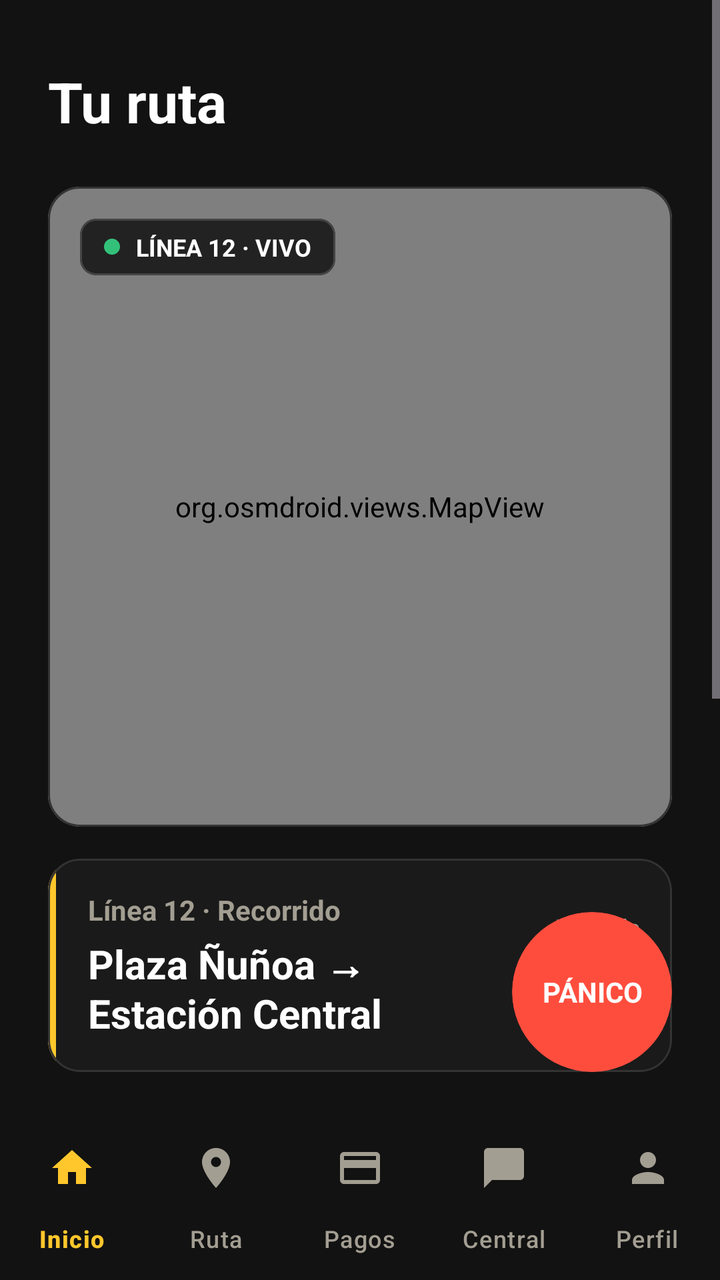
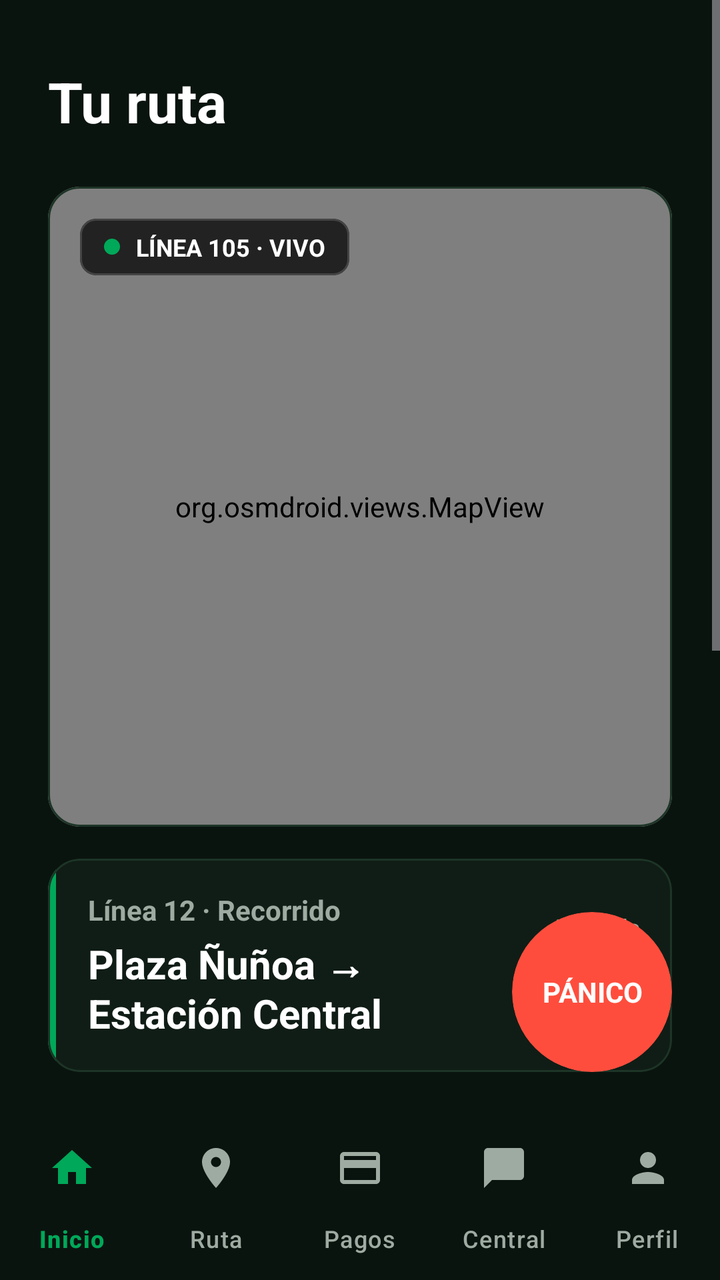

Two renders of the same Android screen: before a commit and after it. Below are the layout's source before the change and the commit's diff.
<!-- AndroidManifest.xml: application theme Theme.Colectivos -->
<!-- res/layout/activity_route.xml -->
<?xml version="1.0" encoding="utf-8"?>
<androidx.constraintlayout.widget.ConstraintLayout xmlns:android="http://schemas.android.com/apk/res/android"
    xmlns:app="http://schemas.android.com/apk/res-auto"
    xmlns:tools="http://schemas.android.com/tools"
    android:layout_width="match_parent"
    android:layout_height="match_parent"
    android:background="@color/bg_dark">

    <ScrollView
        android:layout_width="match_parent"
        android:layout_height="0dp"
        app:layout_constraintTop_toTopOf="parent"
        app:layout_constraintBottom_toTopOf="@id/bottom_nav"
        android:fillViewport="true">

        <LinearLayout
            android:layout_width="match_parent"
            android:layout_height="wrap_content"
            android:orientation="vertical"
            android:paddingHorizontal="24dp"
            android:paddingTop="32dp"
            android:paddingBottom="24dp">

            <TextView
                android:layout_width="wrap_content"
                android:layout_height="wrap_content"
                android:text="Tu ruta"
                android:textColor="@color/text_primary"
                android:textSize="28sp"
                android:textStyle="bold" />

            
            <com.google.android.material.card.MaterialCardView
                android:layout_width="match_parent"
                android:layout_height="320dp"
                android:layout_marginTop="24dp"
                app:cardBackgroundColor="@color/card_bg"
                app:cardCornerRadius="16dp"
                app:strokeColor="@color/card_border"
                app:strokeWidth="1dp">

                <FrameLayout
                    android:layout_width="match_parent"
                    android:layout_height="match_parent">

                    <org.osmdroid.views.MapView
                        android:id="@+id/map_view"
                        android:layout_width="match_parent"
                        android:layout_height="match_parent" />

                    
                    <com.google.android.material.card.MaterialCardView
                        android:layout_width="wrap_content"
                        android:layout_height="wrap_content"
                        android:layout_margin="16dp"
                        app:cardBackgroundColor="#222222"
                        app:cardCornerRadius="8dp"
                        app:strokeWidth="1dp"
                        app:strokeColor="#444444"
                        android:layout_gravity="top|start">
                        <LinearLayout
                            android:layout_width="wrap_content"
                            android:layout_height="wrap_content"
                            android:paddingHorizontal="12dp"
                            android:paddingVertical="6dp"
                            android:gravity="center_vertical"
                            android:orientation="horizontal">
                            <View
                                android:layout_width="8dp"
                                android:layout_height="8dp"
                                android:background="@drawable/ic_dot_green"
                                android:layout_marginEnd="8dp"/>
                            <TextView
                                android:layout_width="wrap_content"
                                android:layout_height="wrap_content"
                                android:text="LÍNEA 12 · VIVO"
                                android:textColor="@color/text_primary"
                                android:textSize="12sp"
                                android:textStyle="bold" />
                        </LinearLayout>
                    </com.google.android.material.card.MaterialCardView>
                </FrameLayout>
            </com.google.android.material.card.MaterialCardView>

            
            <com.google.android.material.card.MaterialCardView
                android:layout_width="match_parent"
                android:layout_height="wrap_content"
                android:layout_marginTop="16dp"
                app:cardBackgroundColor="@color/card_bg"
                app:cardCornerRadius="16dp"
                app:strokeColor="@color/card_border"
                app:strokeWidth="1dp">

                <androidx.constraintlayout.widget.ConstraintLayout
                    android:layout_width="match_parent"
                    android:layout_height="wrap_content">

                    <View
                        android:id="@+id/border_route"
                        android:layout_width="4dp"
                        android:layout_height="0dp"
                        android:background="@color/brand_yellow"
                        app:layout_constraintTop_toTopOf="parent"
                        app:layout_constraintBottom_toBottomOf="parent"
                        app:layout_constraintStart_toStartOf="parent" />

                    <TextView
                        android:id="@+id/tv_route_label"
                        android:layout_width="wrap_content"
                        android:layout_height="wrap_content"
                        android:text="Línea 12 · Recorrido"
                        android:textColor="@color/text_secondary"
                        android:textSize="14sp"
                        android:textStyle="bold"
                        android:layout_marginStart="16dp"
                        android:layout_marginTop="16dp"
                        app:layout_constraintTop_toTopOf="parent"
                        app:layout_constraintStart_toEndOf="@id/border_route" />

                    <TextView
                        android:id="@+id/tv_route_name"
                        android:layout_width="0dp"
                        android:layout_height="wrap_content"
                        android:text="Plaza Ñuñoa → Estación Central"
                        android:textColor="@color/text_primary"
                        android:textSize="20sp"
                        android:textStyle="bold"
                        android:layout_marginStart="16dp"
                        android:layout_marginTop="4dp"
                        android:layout_marginEnd="16dp"
                        android:layout_marginBottom="16dp"
                        app:layout_constraintTop_toBottomOf="@id/tv_route_label"
                        app:layout_constraintBottom_toBottomOf="parent"
                        app:layout_constraintStart_toEndOf="@id/border_route"
                        app:layout_constraintEnd_toStartOf="@id/ll_eta" />

                    <LinearLayout
                        android:id="@+id/ll_eta"
                        android:layout_width="wrap_content"
                        android:layout_height="wrap_content"
                        android:orientation="vertical"
                        android:gravity="end"
                        android:layout_marginEnd="16dp"
                        app:layout_constraintTop_toTopOf="parent"
                        app:layout_constraintBottom_toBottomOf="parent"
                        app:layout_constraintEnd_toEndOf="parent">

                        <TextView
                            android:layout_width="wrap_content"
                            android:layout_height="wrap_content"
                            android:text="Llegada\nest."
                            android:textColor="@color/text_secondary"
                            android:textSize="12sp"
                            android:gravity="end"
                            android:textStyle="bold" />
                        <TextView
                            android:layout_width="wrap_content"
                            android:layout_height="wrap_content"
                            android:text="6 min"
                            android:textColor="@color/text_primary"
                            android:textSize="18sp"
                            android:textStyle="bold" />
                    </LinearLayout>
                </androidx.constraintlayout.widget.ConstraintLayout>
            </com.google.android.material.card.MaterialCardView>

            <TextView
                android:layout_width="wrap_content"
                android:layout_height="wrap_content"
                android:text="Paradas del recorrido"
                android:textColor="@color/text_secondary"
                android:textSize="14sp"
                android:textStyle="bold"
                android:layout_marginTop="24dp" />

            
            <LinearLayout
                android:layout_width="match_parent"
                android:layout_height="wrap_content"
                android:orientation="horizontal"
                android:layout_marginTop="16dp"
                android:gravity="center_vertical">

                <TextView
                    android:layout_width="32dp"
                    android:layout_height="32dp"
                    android:background="@drawable/bg_circle_gray"
                    android:text="1"
                    android:textColor="@color/text_secondary"
                    android:gravity="center"
                    android:textStyle="bold" />

                <LinearLayout
                    android:layout_width="match_parent"
                    android:layout_height="wrap_content"
                    android:orientation="vertical"
                    android:layout_marginStart="16dp">
                    <TextView
                        android:layout_width="wrap_content"
                        android:layout_height="wrap_content"
                        android:text="Plaza Ñuñoa"
                        android:textColor="@color/text_primary"
                        android:textSize="16sp"
                        android:textStyle="bold" />
                    <TextView
                        android:layout_width="wrap_content"
                        android:layout_height="wrap_content"
                        android:text="Salida registrada · 09:12"
                        android:textColor="@color/text_secondary"
                        android:textSize="14sp" />
                </LinearLayout>
            </LinearLayout>

            <View
                android:layout_width="match_parent"
                android:layout_height="1dp"
                android:background="@color/card_border"
                android:layout_marginTop="16dp" />

            
            <LinearLayout
                android:layout_width="match_parent"
                android:layout_height="wrap_content"
                android:orientation="horizontal"
                android:layout_marginTop="16dp"
                android:gravity="center_vertical">

                <TextView
                    android:layout_width="32dp"
                    android:layout_height="32dp"
                    android:background="@drawable/bg_circle_gray"
                    android:text="2"
                    android:textColor="@color/text_secondary"
                    android:gravity="center"
                    android:textStyle="bold" />

                <LinearLayout
                    android:layout_width="match_parent"
                    android:layout_height="wrap_content"
                    android:orientation="vertical"
                    android:layout_marginStart="16dp">
                    <TextView
                        android:layout_width="wrap_content"
                        android:layout_height="wrap_content"
                        android:text="Av. Irarrázaval / Salvador"
                        android:textColor="@color/text_primary"
                        android:textSize="16sp"
                        android:textStyle="bold" />
                    <TextView
                        android:layout_width="wrap_content"
                        android:layout_height="wrap_content"
                        android:text="2 pasajeros embarcados"
                        android:textColor="@color/text_secondary"
                        android:textSize="14sp" />
                </LinearLayout>
            </LinearLayout>

            <View
                android:layout_width="match_parent"
                android:layout_height="1dp"
                android:background="@color/card_border"
                android:layout_marginTop="16dp" />

            
            <LinearLayout
                android:layout_width="match_parent"
                android:layout_height="wrap_content"
                android:orientation="horizontal"
                android:layout_marginTop="16dp"
                android:gravity="center_vertical">

                <TextView
                    android:layout_width="32dp"
                    android:layout_height="32dp"
                    android:background="@drawable/bg_circle_yellow"
                    android:text="3"
                    android:textColor="@color/black"
                    android:gravity="center"
                    android:textStyle="bold" />

                <LinearLayout
                    android:layout_width="match_parent"
                    android:layout_height="wrap_content"
                    android:orientation="vertical"
                    android:layout_marginStart="16dp">
                    <TextView
                        android:layout_width="wrap_content"
                        android:layout_height="wrap_content"
                        android:text="Plaza Italia"
                        android:textColor="@color/text_primary"
                        android:textSize="16sp"
                        android:textStyle="bold" />
                    <TextView
                        android:layout_width="wrap_content"
                        android:layout_height="wrap_content"
                        android:text="Próxima parada · 1 pasajero esperando"
                        android:textColor="@color/text_secondary"
                        android:textSize="14sp" />
                </LinearLayout>
            </LinearLayout>

            <View
                android:layout_width="match_parent"
                android:layout_height="1dp"
                android:background="@color/card_border"
                android:layout_marginTop="16dp" />

            
            <LinearLayout
                android:layout_width="match_parent"
                android:layout_height="wrap_content"
                android:orientation="horizontal"
                android:layout_marginTop="16dp"
                android:gravity="center_vertical">

                <TextView
                    android:layout_width="32dp"
                    android:layout_height="32dp"
                    android:background="@drawable/bg_circle_gray"
                    android:text="4"
                    android:textColor="@color/text_secondary"
                    android:gravity="center"
                    android:textStyle="bold" />

                <LinearLayout
                    android:layout_width="match_parent"
                    android:layout_height="wrap_content"
                    android:orientation="vertical"
                    android:layout_marginStart="16dp">
                    <TextView
                        android:layout_width="wrap_content"
                        android:layout_height="wrap_content"
                        android:text="Alameda / Cumming"
                        android:textColor="@color/text_primary"
                        android:textSize="16sp"
                        android:textStyle="bold" />
                    <TextView
                        android:layout_width="wrap_content"
                        android:layout_height="wrap_content"
                        android:text="Sin solicitudes pendientes"
                        android:textColor="@color/text_secondary"
                        android:textSize="14sp" />
                </LinearLayout>
            </LinearLayout>

            <View
                android:layout_width="match_parent"
                android:layout_height="1dp"
                android:background="@color/card_border"
                android:layout_marginTop="16dp" />

        </LinearLayout>
    </ScrollView>

    
    <com.google.android.material.card.MaterialCardView
        android:id="@+id/btn_panic"
        android:layout_width="80dp"
        android:layout_height="80dp"
        app:cardBackgroundColor="@color/panic_red"
        app:cardCornerRadius="40dp"
        app:strokeWidth="0dp"
        android:elevation="8dp"
        app:layout_constraintBottom_toTopOf="@id/bottom_nav"
        app:layout_constraintEnd_toEndOf="parent"
        android:layout_marginEnd="24dp"
        android:layout_marginBottom="24dp"
        android:clickable="true"
        android:focusable="true">

        <TextView
            android:layout_width="match_parent"
            android:layout_height="match_parent"
            android:gravity="center"
            android:text="PÁNICO"
            android:textColor="@color/white"
            android:textStyle="bold"
            android:textSize="14sp" />
    </com.google.android.material.card.MaterialCardView>

    <com.google.android.material.bottomnavigation.BottomNavigationView
        android:id="@+id/bottom_nav"
        android:layout_width="match_parent"
        android:layout_height="wrap_content"
        android:background="@color/bg_dark"
        app:layout_constraintBottom_toBottomOf="parent"
        app:menu="@menu/bottom_nav_menu"
        app:itemIconTint="@color/bottom_nav_color"
        app:itemTextColor="@color/bottom_nav_color"
        app:labelVisibilityMode="labeled" />

</androidx.constraintlayout.widget.ConstraintLayout>
<!-- resources referenced by this layout -->
<resources>
  <color name="bg_dark">#121212</color>
  <color name="black">#FF000000</color>
  <color name="brand_yellow">#FFC72C</color>
  <color name="card_bg">#1A1A1A</color>
  <color name="card_border">#333333</color>
  <color name="panic_red">#FF4D3D</color>
  <color name="text_primary">#FFFFFF</color>
  <color name="text_secondary">#A39E92</color>
  <color name="white">#FFFFFFFF</color>
  <!-- drawable bg_circle_gray (drawable) -->
  <?xml version="1.0" encoding="utf-8"?>
  <shape xmlns:android="http://schemas.android.com/apk/res/android"
      android:shape="oval">
      <solid android:color="#333333" />
  </shape>
  <!-- drawable bg_circle_yellow (drawable) -->
  <?xml version="1.0" encoding="utf-8"?>
  <shape xmlns:android="http://schemas.android.com/apk/res/android"
      android:shape="oval">
      <solid android:color="@color/brand_yellow" />
  </shape>
  <!-- drawable ic_dot_green (drawable) -->
  <?xml version="1.0" encoding="utf-8"?>
  <shape xmlns:android="http://schemas.android.com/apk/res/android"
      android:shape="oval">
      <solid android:color="@color/status_green" />
  </shape>
  <style name="Theme.Colectivos" parent="Base.Theme.Colectivos" />
  <color name="status_green">#33C17A</color>
  <style name="Base.Theme.Colectivos" parent="Theme.Material3.Dark.NoActionBar">
          <item name="android:windowBackground">@color/bg_dark</item>
          <item name="android:colorBackground">@color/bg_dark</item>
          <item name="colorPrimary">@color/brand_yellow</item>
          <item name="colorOnPrimary">@color/black</item>
          <item name="colorSecondary">@color/text_secondary</item>
      </style>
</resources>

<!-- the commit's change to res/layout/activity_route.xml (unified diff, before → after) -->
@@ -19,7 +19,7 @@
             android:orientation="vertical"
             android:paddingHorizontal="24dp"
             android:paddingTop="32dp"
-            android:paddingBottom="24dp">
+            android:paddingBottom="90dp">
 
             <TextView
                 android:layout_width="wrap_content"
@@ -71,9 +71,10 @@
                                 android:background="@drawable/ic_dot_green"
                                 android:layout_marginEnd="8dp"/>
                             <TextView
+                                android:id="@+id/tv_badge_mapa"
                                 android:layout_width="wrap_content"
                                 android:layout_height="wrap_content"
-                                android:text="LÍNEA 12 · VIVO"
+                                android:text="LÍNEA 105 · VIVO"
                                 android:textColor="@color/text_primary"
                                 android:textSize="12sp"
                                 android:textStyle="bold" />
@@ -174,6 +175,12 @@
                 android:textStyle="bold"
                 android:layout_marginTop="24dp" />
 
+            <LinearLayout
+                android:id="@+id/ll_paradas_dinamicas"
+                android:layout_width="match_parent"
+                android:layout_height="wrap_content"
+                android:orientation="vertical" />
+
             
             <LinearLayout
                 android:layout_width="match_parent"
@@ -275,7 +282,7 @@
                     android:layout_height="32dp"
                     android:background="@drawable/bg_circle_yellow"
                     android:text="3"
-                    android:textColor="@color/black"
+                    android:textColor="@color/white"
                     android:gravity="center"
                     android:textStyle="bold" />
 
<!-- resource entries referenced after the edit -->
@@ -1,13 +1,12 @@
 <!-- resources referenced by this layout -->
 <resources>
-  <color name="bg_dark">#121212</color>
-  <color name="black">#FF000000</color>
-  <color name="brand_yellow">#FFC72C</color>
-  <color name="card_bg">#1A1A1A</color>
-  <color name="card_border">#333333</color>
+  <color name="bg_dark">#0A140F</color>
+  <color name="brand_yellow">#00A859</color>
+  <color name="card_bg">#101D16</color>
+  <color name="card_border">#1D3527</color>
   <color name="panic_red">#FF4D3D</color>
   <color name="text_primary">#FFFFFF</color>
-  <color name="text_secondary">#A39E92</color>
+  <color name="text_secondary">#9EABA2</color>
   <color name="white">#FFFFFFFF</color>
   <!-- drawable bg_circle_gray (drawable) -->
   <?xml version="1.0" encoding="utf-8"?>
@@ -28,13 +27,14 @@
       <solid android:color="@color/status_green" />
   </shape>
   <style name="Theme.Colectivos" parent="Base.Theme.Colectivos" />
-  <color name="status_green">#33C17A</color>
+  <color name="status_green">#00A859</color>
   <style name="Base.Theme.Colectivos" parent="Theme.Material3.Dark.NoActionBar">
           <item name="android:windowBackground">@color/bg_dark</item>
           <item name="android:colorBackground">@color/bg_dark</item>
-          <item name="colorPrimary">@color/brand_yellow</item>
-          <item name="colorOnPrimary">@color/black</item>
+          <item name="colorPrimary">@color/brand_green</item>
+          <item name="colorOnPrimary">@color/white</item>
           <item name="colorSecondary">@color/text_secondary</item>
       </style>
+  <color name="brand_green">#00A859</color>
 </resources>
 
